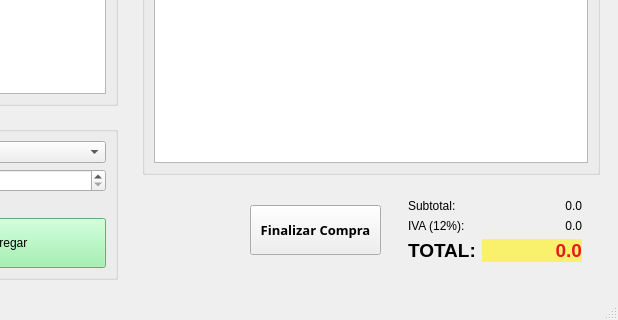
ERLEOSUS/P59-TIENDA, file tienda.ui: the form before one commit; both pictures show x 182 to 800 and y 232 to 552 of the 800 by 552 pixel window.
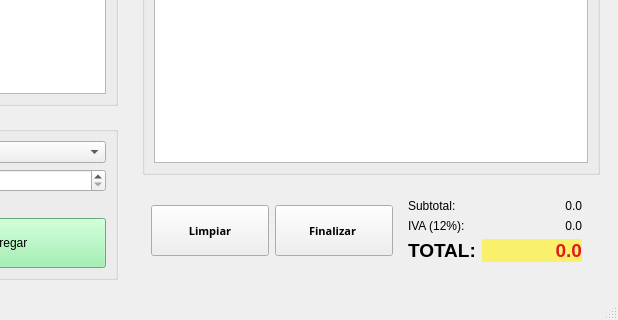
The form after the commit. Icons and pictures are not drawn.

Patch:
```diff
--- a/tienda.ui
+++ b/tienda.ui
@@ -174,53 +174,56 @@
         <widget class="QWidget" name="widget_3" native="true">
          <layout class="QGridLayout" name="gridLayout">
           <item row="0" column="0">
-           <spacer name="horizontalSpacer">
-            <property name="orientation">
-             <enum>Qt::Horizontal</enum>
-            </property>
-            <property name="sizeHint" stdset="0">
+           <widget class="QPushButton" name="btnFinalizar_2">
+            <property name="minimumSize">
              <size>
-              <width>100</width>
-              <height>20</height>
+              <width>107</width>
+              <height>51</height>
              </size>
             </property>
-           </spacer>
+            <property name="font">
+             <font>
+              <family>Bahnschrift SemiBold</family>
+              <pointsize>8</pointsize>
+              <weight>75</weight>
+              <bold>true</bold>
+             </font>
+            </property>
+            <property name="text">
+             <string>Limpiar</string>
+            </property>
+            <property name="icon">
+             <iconset resource="Recursos.qrc">
+              <normaloff>:/Recursos/limpiar.png</normaloff>:/Recursos/limpiar.png</iconset>
+            </property>
+           </widget>
           </item>
           <item row="0" column="1">
            <widget class="QPushButton" name="btnFinalizar">
             <property name="minimumSize">
              <size>
-              <width>131</width>
-              <height>50</height>
+              <width>107</width>
+              <height>51</height>
              </size>
             </property>
             <property name="font">
              <font>
               <family>Bahnschrift SemiBold</family>
-              <pointsize>10</pointsize>
+              <pointsize>8</pointsize>
               <weight>75</weight>
               <bold>true</bold>
              </font>
             </property>
             <property name="text">
-             <string>Finalizar Compra</string>
+             <string>Finalizar </string>
+            </property>
+            <property name="icon">
+             <iconset resource="Recursos.qrc">
+              <normaloff>:/Recursos/carrito-de-compras.png</normaloff>:/Recursos/carrito-de-compras.png</iconset>
             </property>
            </widget>
           </item>
           <item row="0" column="2">
-           <spacer name="horizontalSpacer_2">
-            <property name="orientation">
-             <enum>Qt::Horizontal</enum>
-            </property>
-            <property name="sizeHint" stdset="0">
-             <size>
-              <width>13</width>
-              <height>20</height>
-             </size>
-            </property>
-           </spacer>
-          </item>
-          <item row="0" column="3">
            <widget class="QWidget" name="widget_4" native="true">
             <layout class="QFormLayout" name="formLayout_3">
              <item row="0" column="0">
```
Left out of the diff: 12 changed lines with no effect on the pictures.
